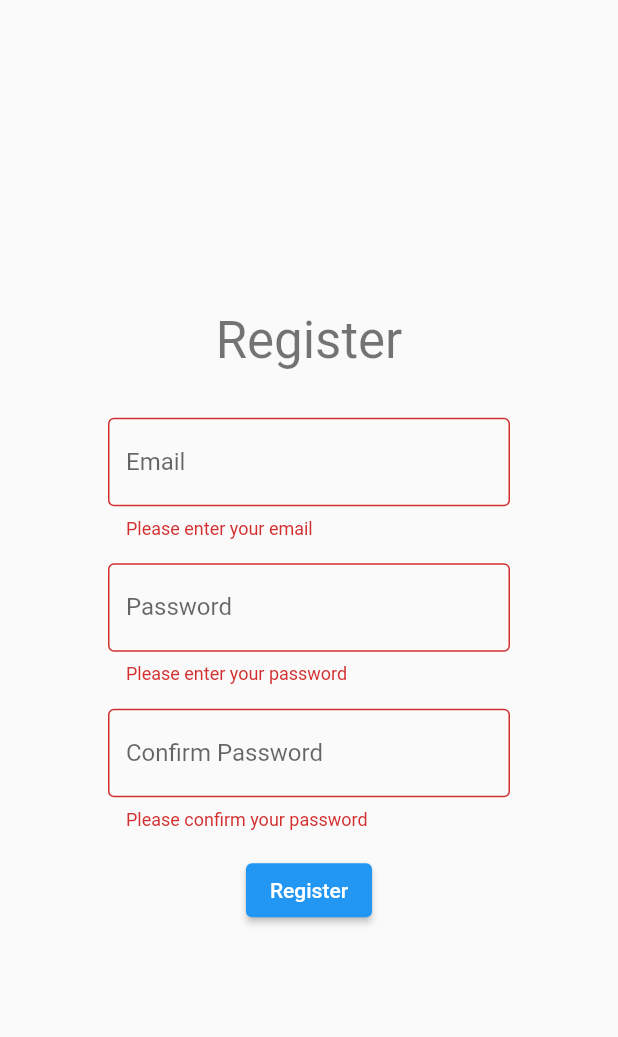
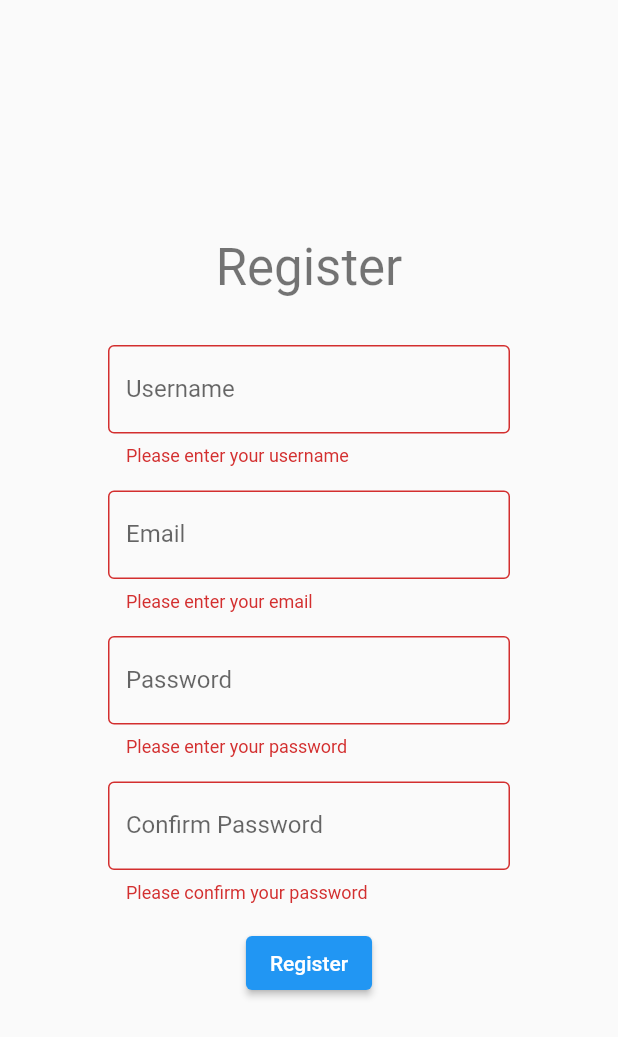
Before and after one commit to Petarj123/Chat-Application, a Flutter app: the RegisterWidget screen opened by its route, after a tap on "Register", on a phone screen of 412 x 824 dp. Shown: the top 1037 px of the screen. Run offline on Flutter 3.47's test engine with Material 2 defaults, Android fonts, the phone set to English and light mode, and no system bars; our stand-ins replace shared_preferences, socket_io_client; accounts and stored records are empty; network calls fail.

Commit message:
Fixed Login and Register methods

```diff
--- a/chat_frontend/lib/widgets/ChatWidget.dart
+++ b/chat_frontend/lib/widgets/ChatWidget.dart
@@ -38,7 +38,7 @@ class _ChatWidgetState extends State<ChatWidget> {
 
   Future<List<ChatRoomDTO>> getAllChats() async {
     final token = await _getToken();
-    const url = 'http://localhost:8080/api/user/allChats';
+    const url = 'http://192.168.0.18:8080/api/user/allChats';
 
     final headers = {'Authorization': 'Bearer $token'};
 
@@ -90,7 +90,7 @@ class _ChatWidgetState extends State<ChatWidget> {
     activeRoomId = id;
 
     final token = await _getToken();
-    const url = 'http://localhost:8080/api/user/allMessages';
+    const url = 'http://192.168.0.18:8080/api/user/allMessages';
     final body = json.encode(RoomRequest(roomId: id).toJson());
     final headers = {
       'Authorization': 'Bearer $token',
--- a/chat_frontend/lib/widgets/LoginWidget.dart
+++ b/chat_frontend/lib/widgets/LoginWidget.dart
@@ -2,7 +2,7 @@ import 'package:flutter/material.dart';
 import 'dart:convert';
 import 'package:http/http.dart' as http;
 import 'package:shared_preferences/shared_preferences.dart';
-const String apiUrl = 'http://localhost:8080/api/auth/authenticate';
+const String apiUrl = 'http://192.168.0.18:8080/api/auth/authenticate';
 class LoginWidget extends StatefulWidget {
   LoginWidget({Key? key}) : super(key: key);
   @override
@@ -22,7 +22,7 @@ class _LoginWidgetState extends State<LoginWidget> {
           'Content-Type': 'application/json; charset=UTF-8',
         },
         body: jsonEncode(<String, String>{
-          'email': email,
+          'usernameOrEmail': email,
           'password': password,
         }),
       );
--- a/chat_frontend/lib/widgets/RegisterWidget.dart
+++ b/chat_frontend/lib/widgets/RegisterWidget.dart
@@ -1,7 +1,7 @@
 import 'package:flutter/material.dart';
 import 'dart:convert';
 import 'package:http/http.dart' as http;
-const String _apiEndpoint = 'http://localhost:8080/api/auth/register';
+const String _apiEndpoint = 'http://192.168.0.18:8080/api/auth/register';
 class RegisterWidget extends StatefulWidget {
   RegisterWidget({Key? key}) : super(key: key);
   @override
@@ -9,17 +9,20 @@ class RegisterWidget extends StatefulWidget {
 }
 class _RegisterWidgetState extends State<RegisterWidget> {
   final _formKey = GlobalKey<FormState>();
+  final TextEditingController _usernameController = TextEditingController();
   final TextEditingController _emailController = TextEditingController();
   final TextEditingController _passwordController = TextEditingController();
   final TextEditingController _confirmPasswordController =
   TextEditingController();
   String? _errorMessage;
+
   Future<void> _register() async {
+    final String username = _usernameController.text;
     final String email = _emailController.text;
     final String password = _passwordController.text;
     final String confirmPassword = _confirmPasswordController.text;
     try {
-      final http.Response response = await _registerUser(email, password, confirmPassword);
+      final http.Response response = await _registerUser(username, email, password, confirmPassword);
       if (response.statusCode == 201) {
         print('Registration successful');
         if (mounted) {
@@ -46,13 +49,14 @@ class _RegisterWidgetState extends State<RegisterWidget> {
       }
     }
   }
-  Future<http.Response> _registerUser(String email, String password, String confirmPassword) async {
+  Future<http.Response> _registerUser(String username, String email, String password, String confirmPassword) async {
     return await http.post(
       Uri.parse(_apiEndpoint),
       headers: <String, String>{
         'Content-Type': 'application/json; charset=UTF-8',
       },
       body: jsonEncode(<String, String>{
+        'username': username,
         'email': email,
         'password': password,
         'confirmPassword': confirmPassword,
@@ -88,6 +92,20 @@ class _RegisterWidgetState extends State<RegisterWidget> {
                         ),
                       ),
                     const SizedBox(height: 32),
+                    TextFormField(
+                      controller: _usernameController,
+                      decoration: const InputDecoration(
+                        labelText: 'Username',
+                        border: OutlineInputBorder(),
+                      ),
+                      validator: (value) {
+                        if (value == null || value.isEmpty) {
+                          return 'Please enter your username';
+                        }
+                        return null;
+                      },
+                    ),
+                    const SizedBox(height: 16),
                     TextFormField(
                       controller: _emailController,
                       decoration: const InputDecoration(
```
